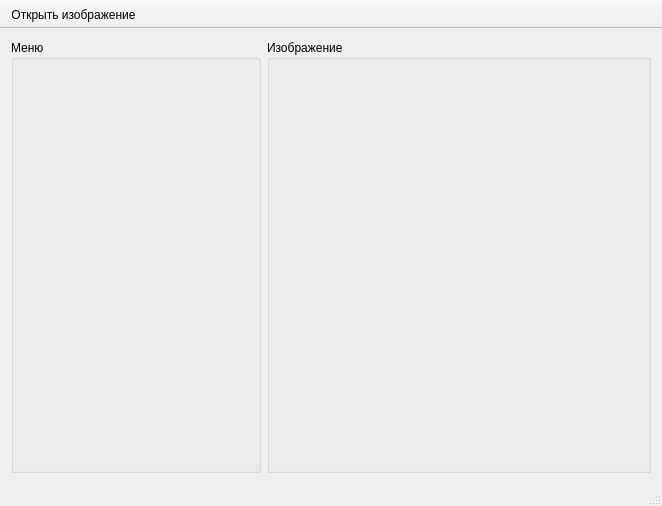
This is ui/mainwindow.ui in AnisimoffNikita/course-project-cg as Qt 5 draws it before an edit. The edited form follows.
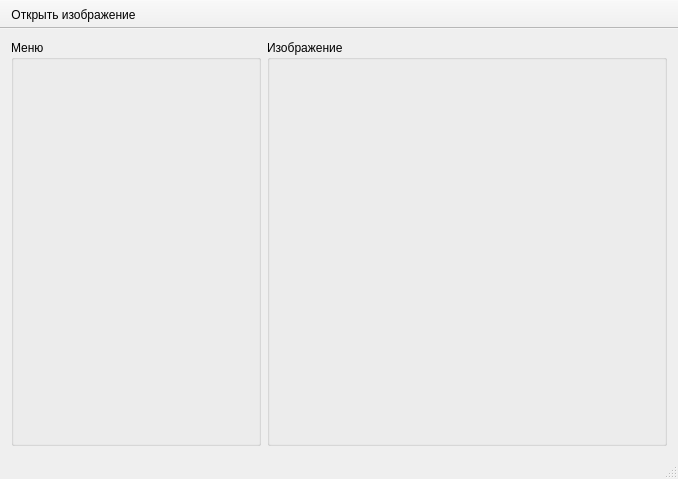
This is the edited form. Icons and pictures are not drawn. Custom widgets are drawn as their Qt base class.

```diff
--- a/ui/mainwindow.ui
+++ b/ui/mainwindow.ui
@@ -6,8 +6,8 @@
    <rect>
     <x>0</x>
     <y>0</y>
-    <width>662</width>
-    <height>506</height>
+    <width>598</width>
+    <height>479</height>
    </rect>
   </property>
   <property name="windowTitle">
@@ -17,6 +17,12 @@
    <layout class="QGridLayout" name="gridLayout">
     <item row="0" column="1">
      <widget class="QGroupBox" name="grpImage">
+      <property name="minimumSize">
+       <size>
+        <width>400</width>
+        <height>400</height>
+       </size>
+      </property>
       <property name="title">
        <string>Изображение</string>
       </property>
@@ -32,7 +38,7 @@
       <property name="minimumSize">
        <size>
         <width>250</width>
-        <height>0</height>
+        <height>400</height>
        </size>
       </property>
       <property name="maximumSize">
```
